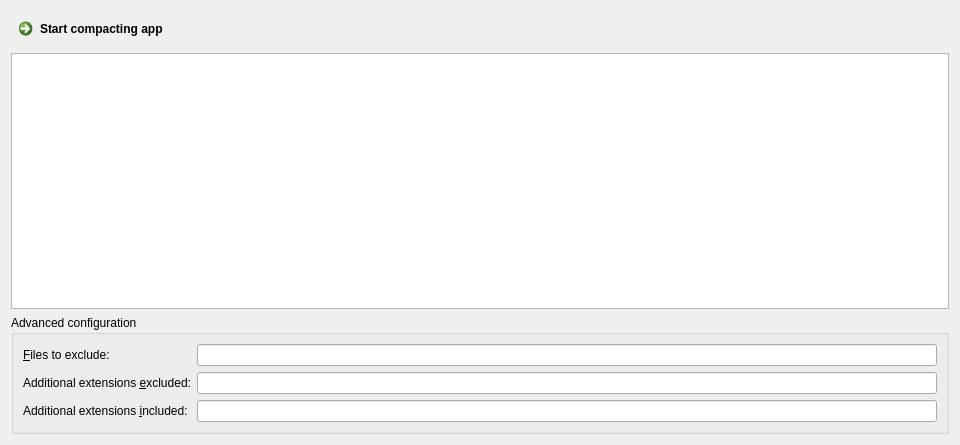
Old version of the form gui/ui/pagecompact.ui in the repository 3D1T0R/PortableApps.com-DevelopmentToolkit.
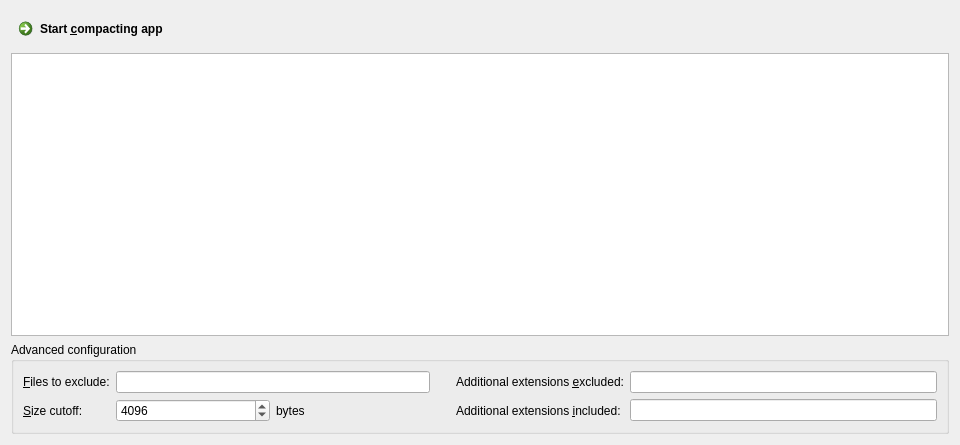
New version of the form.

Commit message: AppCompactor CompressionFileSizeCutOff implemented.

```diff
--- a/gui/ui/pagecompact.ui
+++ b/gui/ui/pagecompact.ui
@@ -14,7 +14,7 @@
    <item>
     <widget class="QCommandLinkButton" name="start_button">
      <property name="text">
-      <string>Start compacting app</string>
+      <string>Start &amp;compacting app</string>
      </property>
     </widget>
    </item>
@@ -26,7 +26,7 @@
      <property name="title">
       <string>Advanced configuration</string>
      </property>
-     <layout class="QFormLayout" name="formLayout_3">
+     <layout class="QGridLayout" name="advanced_layout" columnstretch="0,1,1,0,0,2">
       <item row="0" column="0">
        <widget class="QLabel" name="files_excluded_label">
         <property name="text">
@@ -37,7 +37,7 @@
         </property>
        </widget>
       </item>
-      <item row="0" column="1">
+      <item row="0" column="1" colspan="2">
        <widget class="QLineEdit" name="files_excluded">
         <property name="toolTip">
          <string>&lt;p&gt;Enter a pipe-separated list of filenames to exclude from compression.  Wildcards are not accepted.&lt;/p&gt;&lt;p&gt;&lt;strong&gt;Example:&lt;/strong&gt; &lt;code&gt;msvcm90.dll|msvcp90.dll|mscvr90.dll&lt;/code&gt;&lt;/p&gt;</string>
@@ -45,6 +45,52 @@
        </widget>
       </item>
       <item row="1" column="0">
+       <widget class="QLabel" name="compression_file_size_cut_off_label">
+        <property name="text">
+         <string>&amp;Size cutoff:</string>
+        </property>
+        <property name="buddy">
+         <cstring>compression_file_size_cut_off</cstring>
+        </property>
+       </widget>
+      </item>
+      <item row="1" column="1">
+       <widget class="QSpinBox" name="compression_file_size_cut_off">
+        <property name="toolTip">
+         <string>&lt;p&gt;Enter the minimum file size in bytes for files which will be compressed.&lt;/p&gt;&lt;p&gt;&lt;strong&gt;Default:&lt;/strong&gt; 4096 (files 4 KB and under will be ignored.)&lt;/p&gt;</string>
+        </property>
+        <property name="maximum">
+         <number>1073741824</number>
+        </property>
+        <property name="value">
+         <number>4096</number>
+        </property>
+       </widget>
+      </item>
+      <item row="1" column="2">
+       <widget class="QLabel" name="compression_file_size_cut_off_unit_label">
+        <property name="text">
+         <string>bytes</string>
+        </property>
+       </widget>
+      </item>
+      <item row="0" column="3" rowspan="2">
+       <spacer name="horizontalSpacer">
+        <property name="orientation">
+         <enum>Qt::Horizontal</enum>
+        </property>
+        <property name="sizeType">
+         <enum>QSizePolicy::Fixed</enum>
+        </property>
+        <property name="sizeHint" stdset="0">
+         <size>
+          <width>20</width>
+          <height>20</height>
+         </size>
+        </property>
+       </spacer>
+      </item>
+      <item row="0" column="4">
        <widget class="QLabel" name="additional_extensions_excluded_label">
         <property name="text">
          <string>Additional extensions &amp;excluded:</string>
@@ -54,14 +100,14 @@
         </property>
        </widget>
       </item>
-      <item row="1" column="1">
+      <item row="0" column="5">
        <widget class="QLineEdit" name="additional_extensions_excluded">
         <property name="toolTip">
          <string>&lt;p&gt;Enter a pipe-separated list of file extensions to exclude from compression.  Wildcards are not accepted.&lt;/p&gt;&lt;p&gt;&lt;strong&gt;Example:&lt;/strong&gt; &lt;code&gt;pyd|irc&lt;/code&gt;&lt;/p&gt;</string>
         </property>
        </widget>
       </item>
-      <item row="2" column="0">
+      <item row="1" column="4">
        <widget class="QLabel" name="additional_extensions_included_label">
         <property name="text">
          <string>Additional extensions &amp;included:</string>
@@ -71,7 +117,7 @@
         </property>
        </widget>
       </item>
-      <item row="2" column="1">
+      <item row="1" column="5">
        <widget class="QLineEdit" name="additional_extensions_included">
         <property name="toolTip">
          <string>&lt;p&gt;Enter a pipe-separated list of additional file extensions to compress.  Wildcards are not accepted.&lt;/p&gt;&lt;p&gt;&lt;strong&gt;Example:&lt;/strong&gt; &lt;code&gt;example|beta&lt;/code&gt;&lt;/p&gt;</string>
```
The commit also changes 3 other files.
